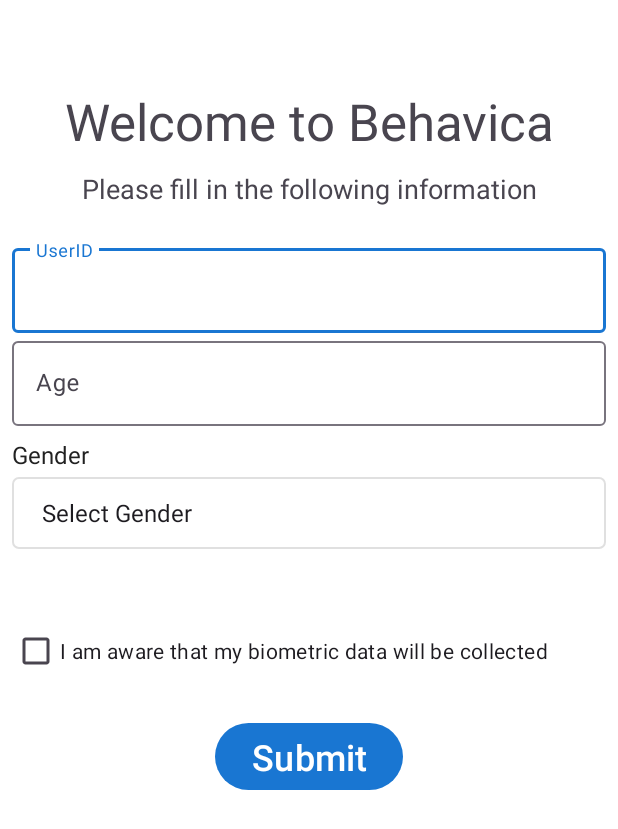
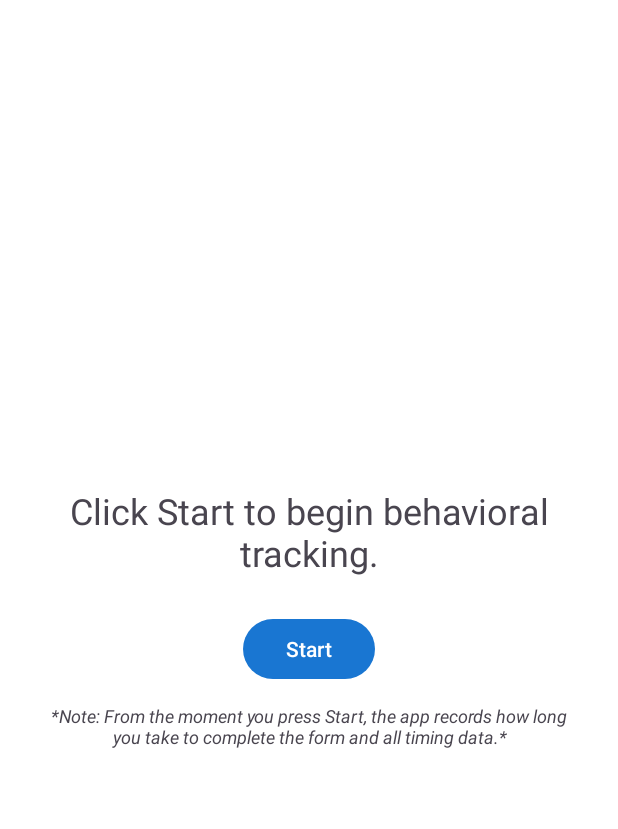
Before and after one commit to JozzefBar/Behavica, an Android app: the screen it shows after launch (MainActivity before the commit, BeforeMain after it), on a phone screen of 412 x 824 dp. Shown: the top 829 px of the screen. Run offline under Robolectric (Android 15) with nearby library versions, the phone set to English and light mode, and no system bars.

```diff
--- /dev/null
+++ b/app/src/main/java/com/example/behavica/BeforeMain.kt
@@ -0,0 +1,30 @@
+package com.example.behavica
+
+import android.content.Intent
+import android.os.Bundle
+import android.widget.Button
+import androidx.activity.enableEdgeToEdge
+import androidx.appcompat.app.AppCompatActivity
+import androidx.core.view.ViewCompat
+import androidx.core.view.WindowInsetsCompat
+
+class BeforeMain : AppCompatActivity() {
+    override fun onCreate(savedInstanceState: Bundle?) {
+        super.onCreate(savedInstanceState)
+        enableEdgeToEdge()
+        setContentView(R.layout.before_main_activity)
+
+        ViewCompat.setOnApplyWindowInsetsListener(findViewById(R.id.beforeMain)) { v, insets ->
+            val systemBars = insets.getInsets(WindowInsetsCompat.Type.systemBars())
+            v.setPadding(systemBars.left, systemBars.top, systemBars.right, systemBars.bottom)
+            insets
+        }
+
+        val startButton: Button = findViewById(R.id.startButton)
+        startButton.setOnClickListener {
+            val intent = Intent(this, MainActivity::class.java)
+            startActivity(intent)
+            finish()
+        }
+    }
+}
--- /dev/null
+++ b/app/src/main/res/layout/before_main_activity.xml
@@ -0,0 +1,49 @@
+<?xml version="1.0" encoding="utf-8"?>
+<androidx.constraintlayout.widget.ConstraintLayout
+        xmlns:android="http://schemas.android.com/apk/res/android"
+        xmlns:tools="http://schemas.android.com/tools"
+        xmlns:app="http://schemas.android.com/apk/res-auto"
+        android:id="@+id/beforeMain"
+        android:layout_width="match_parent"
+        android:layout_height="match_parent"
+        tools:context=".MainActivity">
+
+    <LinearLayout
+            android:layout_width="match_parent"
+            android:layout_height="match_parent"
+            android:orientation="vertical"
+            android:gravity="center"
+            android:padding="24dp"
+            app:layout_constraintEnd_toEndOf="parent"
+            app:layout_constraintTop_toTopOf="parent"
+            app:layout_constraintStart_toStartOf="parent"
+            app:layout_constraintHorizontal_bias="0.0"
+            app:layout_constraintBottom_toBottomOf="parent">
+
+        <TextView
+                android:id="@+id/startText"
+                android:layout_width="wrap_content"
+                android:layout_height="wrap_content"
+                android:text="Click Start to begin behavioral tracking."
+                android:textSize="24sp"
+                android:gravity="center"
+                android:paddingBottom="24dp"/>
+
+        <Button
+                android:id="@+id/startButton"
+                android:layout_width="wrap_content"
+                android:layout_height="wrap_content"
+                android:text="Start"/>
+
+        <TextView
+                android:id="@+id/infoText"
+                android:layout_width="wrap_content"
+                android:layout_height="wrap_content"
+                android:text="*Note: From the moment you press Start, the app records how long you take to complete the form and all timing data.*"
+                android:textSize="12sp"
+                android:textStyle="italic"
+                android:gravity="center"
+                android:paddingTop="12dp"/>
+
+    </LinearLayout>
+</androidx.constraintlayout.widget.ConstraintLayout>
--- a/app/src/main/res/values/strings.xml
+++ b/app/src/main/res/values/strings.xml
@@ -1,3 +1,4 @@
 <resources>
     <string name="app_name">Behavica</string>
+
 </resources>
```
Also changed, not shown: app/src/main/AndroidManifest.xml (+5 -4 lines), app/src/main/java/com/example/behavica/MainActivity.kt (+115 -37 lines), app/src/main/res/layout/activity_after_submit.xml (+5 -4 lines).
